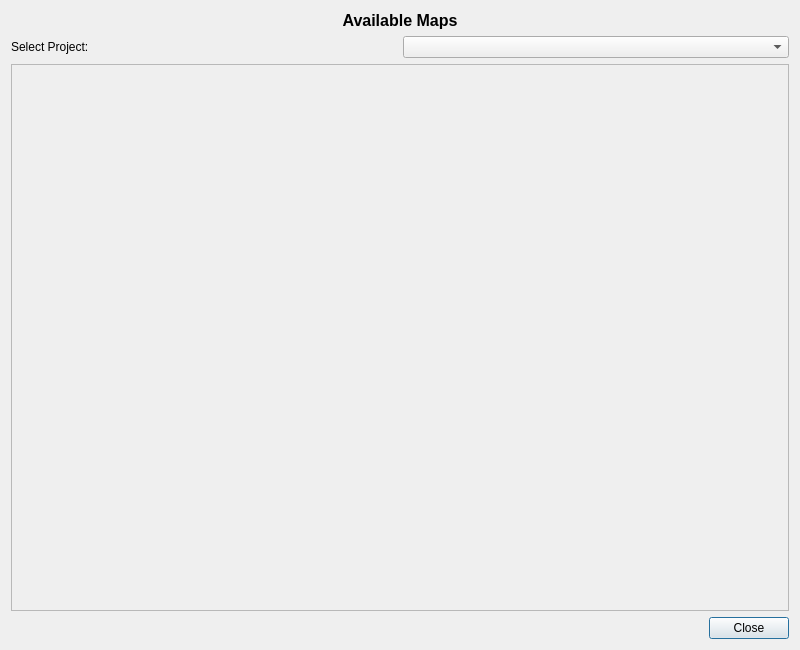
Old version of the form ui/GetMapDialog.ui in the repository maphub-co/maphub-qgis.
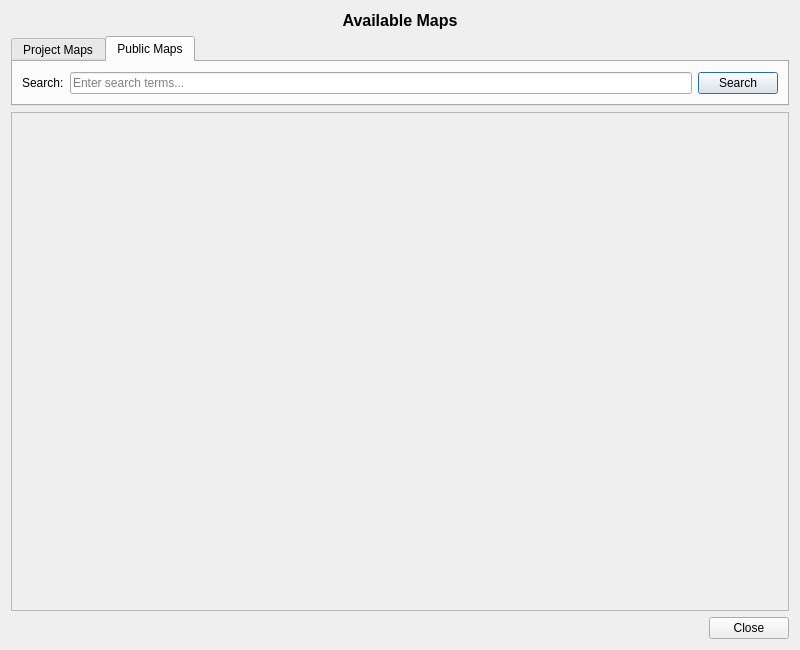
New version of the form.

Commit message: ✨ [ui] Add tab navigation for map selection and search functionality

Diff of the .ui file:
```diff
--- a/ui/GetMapDialog.ui
+++ b/ui/GetMapDialog.ui
@@ -31,6 +31,25 @@
      </property>
     </widget>
    </item>
+   <item>
+    <widget class="QTabWidget" name="tabWidget_map_type">
+     <property name="enabled">
+      <bool>true</bool>
+     </property>
+     <property name="sizePolicy">
+      <sizepolicy hsizetype="Expanding" vsizetype="Minimum">
+       <horstretch>0</horstretch>
+       <verstretch>0</verstretch>
+      </sizepolicy>
+     </property>
+     <property name="currentIndex">
+      <number>1</number>
+     </property>
+     <widget class="QWidget" name="tab_project_maps">
+      <attribute name="title">
+       <string>Project Maps</string>
+      </attribute>
+      <layout class="QVBoxLayout" name="verticalLayout_project">
    <item>
     <layout class="QHBoxLayout" name="horizontalLayout_project">
      <item>
@@ -45,12 +64,56 @@
      </item>
     </layout>
    </item>
+      </layout>
+     </widget>
+     <widget class="QWidget" name="tab_public_maps">
+      <attribute name="title">
+       <string>Public Maps</string>
+      </attribute>
+      <layout class="QVBoxLayout" name="verticalLayout_public">
+       <item>
+        <layout class="QHBoxLayout" name="horizontalLayout_search">
+         <item>
+          <widget class="QLabel" name="label_search">
+           <property name="text">
+            <string>Search:</string>
+           </property>
+          </widget>
+         </item>
+         <item>
+          <widget class="QLineEdit" name="lineEdit_search">
+           <property name="placeholderText">
+            <string>Enter search terms...</string>
+           </property>
+          </widget>
+         </item>
+         <item>
+          <widget class="QPushButton" name="pushButton_search">
+           <property name="text">
+            <string>Search</string>
+           </property>
+          </widget>
+         </item>
+        </layout>
+       </item>
+      </layout>
+     </widget>
+    </widget>
+   </item>
    <item>
     <widget class="QScrollArea" name="scrollArea">
      <property name="widgetResizable">
       <bool>true</bool>
      </property>
      <widget class="QWidget" name="scrollAreaWidgetContents">
+      <property name="geometry">
+       <rect>
+        <x>0</x>
+        <y>0</y>
+        <width>780</width>
+        <height>486</height>
+       </rect>
+      </property>
       <layout class="QVBoxLayout" name="verticalLayout_2">
        <item>
         <widget class="QWidget" name="listContainer" native="true">
```
Left out of the diff: 12 changed lines with no effect on the pictures. Lines whose indentation alone changed are shown as unchanged.
